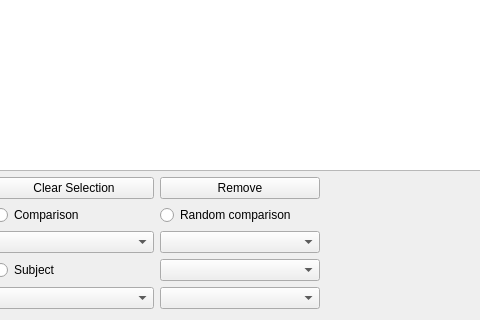
The window that braphy/gui/ui_files/measures_widget.ui (softmatterlab/Braph-2.0-Python) describes before a commit, drawn with Qt 5; both pictures show x 183 to 663 and y 383 to 703 of the 1085 by 703 pixel window.
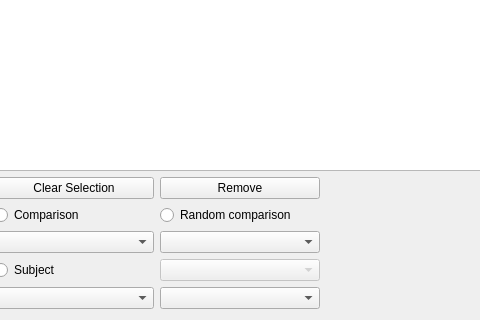
The same window after the commit. Custom widgets are drawn as their Qt base class.

Commit message: Fix bugs in functional analysis and in measures widget

Patch:
```diff
--- a/braphy/gui/ui_files/measures_widget.ui
+++ b/braphy/gui/ui_files/measures_widget.ui
@@ -208,7 +208,23 @@
           </widget>
          </item>
          <item row="3" column="2">
-          <widget class="QComboBox" name="comboBoxSubject"/>
+          <widget class="QComboBox" name="comboBoxSubject">
+           <property name="enabled">
+            <bool>false</bool>
+           </property>
+           <property name="sizePolicy">
+            <sizepolicy hsizetype="Fixed" vsizetype="Fixed">
+             <horstretch>0</horstretch>
+             <verstretch>0</verstretch>
+            </sizepolicy>
+           </property>
+           <property name="minimumSize">
+            <size>
+             <width>160</width>
+             <height>0</height>
+            </size>
+           </property>
+          </widget>
          </item>
          <item row="0" column="0">
           <widget class="QPushButton" name="btnSelectAll">
```
Left out of the diff: 15 changed lines with no effect on the pictures. The commit also changes 2 other files.
